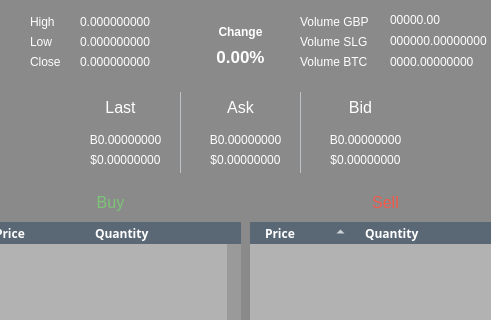
The window that src/qt/forms/poolbrowser.ui (Sterlingcoin/Sterlingcoin-1.6.2.0-Release) describes before a commit, drawn with Qt 5; both pictures show x 114 to 605 and y 93 to 413 of the 766 by 509 pixel window.
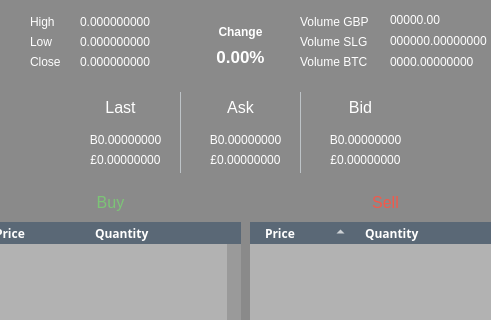
The same window after the commit. Icons and pictures are not drawn. Custom widgets are drawn as their Qt base class.

Diff of the .ui file:
```diff
--- a/src/qt/forms/poolbrowser.ui
+++ b/src/qt/forms/poolbrowser.ui
@@ -3133,7 +3133,7 @@
             <string notr="true">border:none;</string>
            </property>
            <property name="text">
-            <string>&lt;html&gt;&lt;head/&gt;&lt;body&gt;&lt;p&gt;&lt;span style=&quot; font-size:9pt; color:#ffffff;&quot;&gt;$0.00000000&lt;/span&gt;&lt;/p&gt;&lt;/body&gt;&lt;/html&gt;</string>
+            <string>&lt;html&gt;&lt;head/&gt;&lt;body&gt;&lt;p&gt;&lt;span style=&quot; font-size:9pt; color:#ffffff;&quot;&gt;£0.00000000&lt;/span&gt;&lt;/p&gt;&lt;/body&gt;&lt;/html&gt;</string>
            </property>
            <property name="alignment">
             <set>Qt::AlignCenter</set>
@@ -3879,7 +3879,7 @@
             </palette>
            </property>
            <property name="text">
-            <string>&lt;html&gt;&lt;head/&gt;&lt;body&gt;&lt;p&gt;&lt;span style=&quot; font-size:9pt; color:#ffffff;&quot;&gt;$0.00000000&lt;/span&gt;&lt;/p&gt;&lt;/body&gt;&lt;/html&gt;</string>
+            <string>&lt;html&gt;&lt;head/&gt;&lt;body&gt;&lt;p&gt;&lt;span style=&quot; font-size:9pt; color:#ffffff;&quot;&gt;£0.00000000&lt;/span&gt;&lt;/p&gt;&lt;/body&gt;&lt;/html&gt;</string>
            </property>
            <property name="alignment">
             <set>Qt::AlignCenter</set>
@@ -4639,7 +4639,7 @@
             <string notr="true">border:none;</string>
            </property>
            <property name="text">
-            <string>&lt;html&gt;&lt;head/&gt;&lt;body&gt;&lt;p&gt;&lt;span style=&quot; font-size:9pt; color:#ffffff;&quot;&gt;$0.00000000&lt;/span&gt;&lt;/p&gt;&lt;/body&gt;&lt;/html&gt;</string>
+            <string>&lt;html&gt;&lt;head/&gt;&lt;body&gt;&lt;p&gt;&lt;span style=&quot; font-size:9pt; color:#ffffff;&quot;&gt;£0.00000000&lt;/span&gt;&lt;/p&gt;&lt;/body&gt;&lt;/html&gt;</string>
            </property>
            <property name="alignment">
             <set>Qt::AlignCenter</set>
```
Left out of the diff: 6 changed lines with no effect on the pictures.
